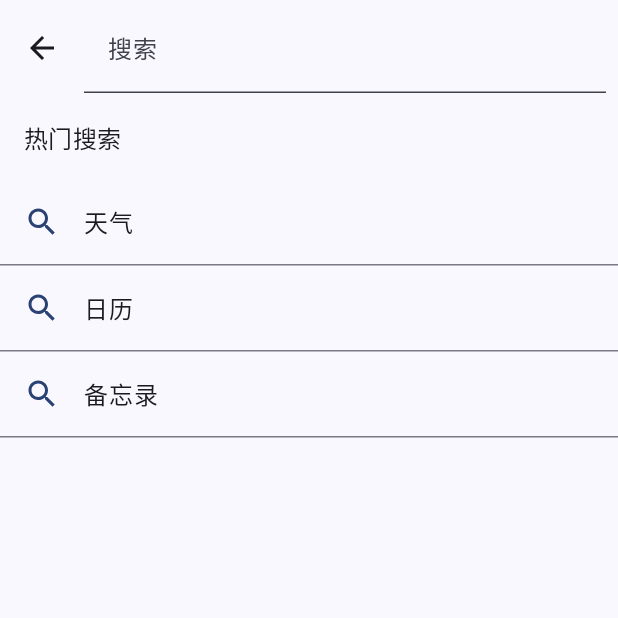
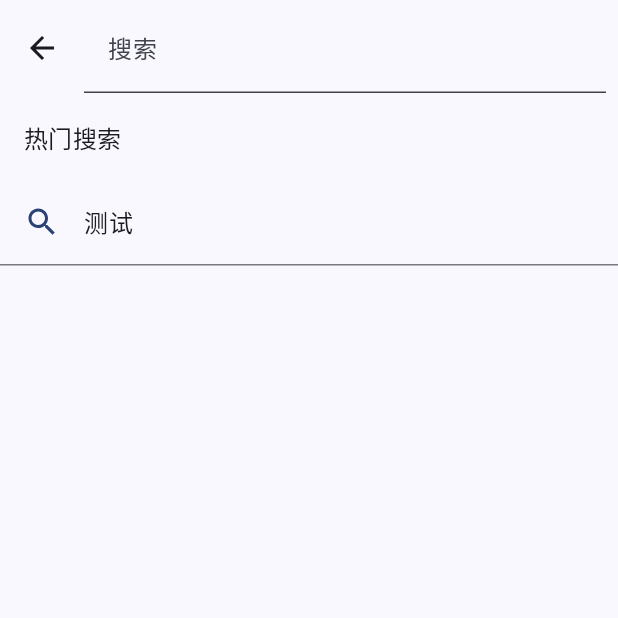
Before and after one commit to enoshwang/digital-life, an Android app built with Jetpack Compose: the composable SearchScreen shown on its own in the app's theme, on a phone screen of 412 x 824 dp, the top half of it. Run offline under Robolectric (Android 15) with nearby library versions, the phone set to English and light mode, and no system bars; our stand-ins replace Timber.

```diff
--- a/app/app/src/main/java/com/hwzy/app/ui/screens/search/SearchScreen.kt
+++ b/app/app/src/main/java/com/hwzy/app/ui/screens/search/SearchScreen.kt
@@ -111,7 +111,7 @@ private fun SearchSuggestions(
     modifier: Modifier = Modifier,
     onItemClick: (String) -> Unit
 ) {
-    val suggestions = listOf("天气", "日历", "备忘录")
+    val suggestions = listOf("测试")
 
     LazyColumn(modifier = modifier) {
         item {
```
Also changed, not shown: app/app/src/main/java/com/hwzy/app/navigation/Navigation.kt (+8 -2 lines).
